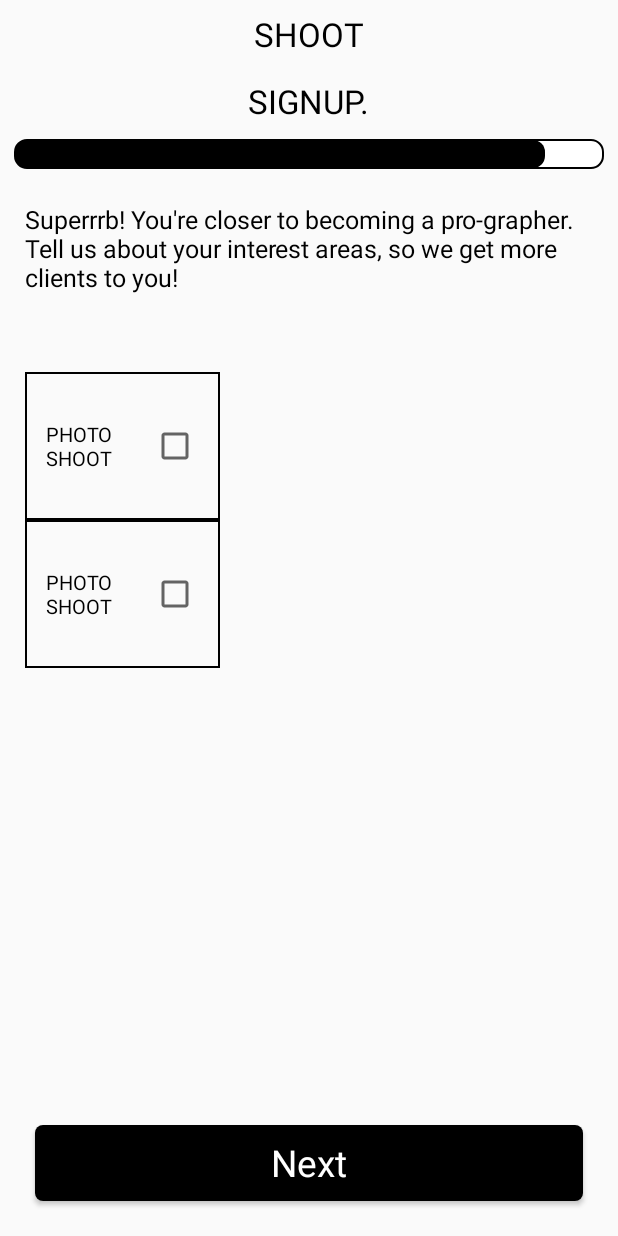
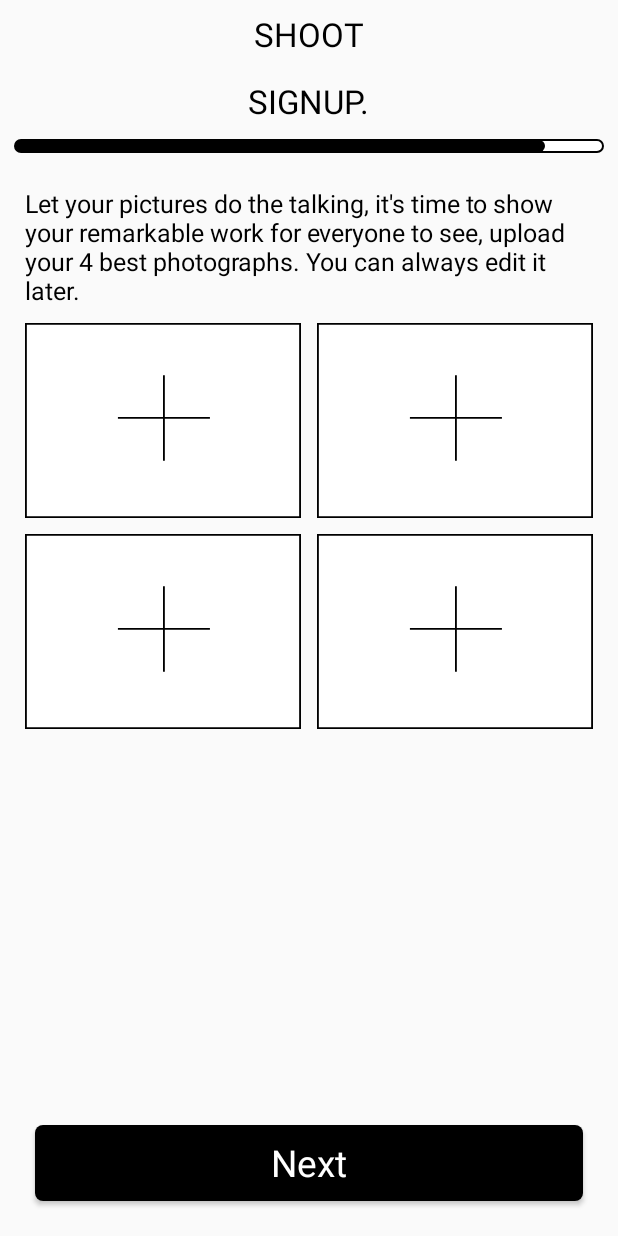
Before and after one commit to qwerty015/SHT01, an Android app: the BestImagesActivity screen opened directly, with no data from a screen before it, on a phone screen of 412 x 824 dp. Run offline under Robolectric (Android 15) with nearby library versions, the phone set to English and light mode, and no system bars; our stand-ins replace ButterKnife, sdp/ssp sizes; Roboto replaces fonts that are not available here; 2 statements that could not run were skipped.

Commit message:
feat: best image design

```diff
--- a/app/src/main/java/com/autohubtraining/autohub/scene/bestimages/BestImagesActivity.java
+++ b/app/src/main/java/com/autohubtraining/autohub/scene/bestimages/BestImagesActivity.java
@@ -2,18 +2,27 @@ package com.autohubtraining.autohub.scene.bestimages;
 
 import android.content.Intent;
 import android.os.Bundle;
-import android.support.v7.app.AppCompatActivity;
 import android.view.View;
+import android.widget.ImageView;
 
 import com.autohubtraining.autohub.R;
 import com.autohubtraining.autohub.scene.BaseActivity;
 import com.autohubtraining.autohub.scene.finalscreen.LastActivity;
 
+import butterknife.BindView;
 import butterknife.ButterKnife;
 import butterknife.OnClick;
 
 public class BestImagesActivity extends BaseActivity implements BestImagesContract.View {
 
+    @BindView(R.id.image1)
+    ImageView image1;
+    @BindView(R.id.image2)
+    ImageView image2;
+    @BindView(R.id.image3)
+    ImageView image3;
+    @BindView(R.id.image4)
+    ImageView image4;
     private BestImagesPresenter presenter;
 
     @Override
@@ -30,12 +39,20 @@ public class BestImagesActivity extends BaseActivity implements BestImagesContra
     }
 
 
-    @OnClick({R.id.nextBtn})
+    @OnClick({R.id.nextBtn, R.id.image1, R.id.image2, R.id.image3, R.id.image4})
     void onClickItems(View view) {
         int id = view.getId();
         switch (id) {
             case R.id.nextBtn:
                 presenter.onNextBtnClicked();
+                break;
+            case R.id.image1:
+                break;
+            case R.id.image2:
+                break;
+            case R.id.image3:
+                break;
+            case R.id.image4:
                 break;
         }
     }
--- a/app/src/main/res/layout/activity_best_images.xml
+++ b/app/src/main/res/layout/activity_best_images.xml
@@ -1,6 +1,5 @@
 <?xml version="1.0" encoding="utf-8"?>
 <LinearLayout xmlns:android="http://schemas.android.com/apk/res/android"
-    xmlns:app="http://schemas.android.com/apk/res-auto"
     xmlns:tools="http://schemas.android.com/tools"
     android:layout_width="match_parent"
     android:layout_height="match_parent"
@@ -30,68 +29,72 @@
         android:id="@+id/your_name_title"
         style="@style/pageInfo"
         android:layout_below="@+id/activeProgress"
-        android:text="@string/superrb" />
+        android:text="@string/best_images" />
+
 
 
     <LinearLayout
         android:layout_width="match_parent"
-        android:layout_height="0dp"
+        android:layout_height="wrap_content"
         android:layout_marginHorizontal="@dimen/_13sdp"
-        android:layout_marginTop="@dimen/_40sdp"
+        android:layout_marginTop="@dimen/_8sdp"
+        android:orientation="horizontal">
+
+        <ImageView
+            android:id="@+id/image1"
+            android:layout_width="0dp"
+            android:layout_height="@dimen/_100sdp"
             android:layout_weight="1"
-        android:orientation="vertical">
+            android:scaleType="fitXY"
+            android:src="@drawable/ic_best_image_placeholder" />
+
+        <View
+            android:layout_width="@dimen/_8sdp"
+            android:layout_height="@dimen/_8sdp" />
+
+        <ImageView
+            android:id="@+id/image2"
+            android:layout_width="0dp"
+            android:layout_height="@dimen/_100sdp"
+            android:layout_weight="1"
+            android:scaleType="fitXY"
+            android:src="@drawable/ic_best_image_placeholder" />
+    </LinearLayout>
+
+    <View
+        android:layout_width="wrap_content"
+        android:layout_height="@dimen/_8sdp" />
 
     <LinearLayout
-            android:layout_width="@dimen/_100sdp"
-            android:layout_height="@dimen/_76sdp"
-            android:background="@drawable/black_border"
-            android:gravity="center_vertical"
-            android:orientation="horizontal"
-            android:paddingHorizontal="@dimen/_11sdp">
+        android:layout_width="match_parent"
+        android:layout_height="0dp"
+        android:layout_weight="1"
+        android:layout_marginHorizontal="@dimen/_13sdp"
+        android:orientation="horizontal">
 
-            <com.autohubtraining.autohub.customview.CustomTextView
+        <ImageView
+            android:id="@+id/image3"
             android:layout_width="0dp"
-                android:layout_height="wrap_content"
+            android:layout_height="@dimen/_100sdp"
             android:layout_weight="1"
-                android:text="PHOTO SHOOT"
-                android:textColor="@color/colorBlack"
-                android:textSize="@dimen/_10ssp"
-                app:fontName="Montserrat_SemiBold" />
+            android:scaleType="fitXY"
+            android:src="@drawable/ic_best_image_placeholder" />
 
-            <CheckBox
-                android:id="@+id/photoShootCB"
-                android:layout_width="wrap_content"
-                android:layout_height="wrap_content" />
-        </LinearLayout>
+        <View
+            android:layout_width="@dimen/_8sdp"
+            android:layout_height="@dimen/_8sdp" />
 
-        <LinearLayout
-            android:layout_width="@dimen/_100sdp"
-            android:layout_height="@dimen/_76sdp"
-            android:background="@drawable/black_border"
-            android:gravity="center_vertical"
-            android:orientation="horizontal"
-            android:paddingHorizontal="@dimen/_11sdp">
-
-            <com.autohubtraining.autohub.customview.CustomTextView
+        <ImageView
+            android:id="@+id/image4"
             android:layout_width="0dp"
-                android:layout_height="wrap_content"
+            android:layout_height="@dimen/_100sdp"
             android:layout_weight="1"
-                android:text="PHOTO SHOOT"
-                android:textColor="@color/colorBlack"
-                android:textSize="@dimen/_10ssp"
-                app:fontName="Montserrat_SemiBold" />
-
-            <CheckBox
-                android:id="@+id/photoShootCB1"
-                android:layout_width="wrap_content"
-                android:layout_height="wrap_content" />
-        </LinearLayout>
-
+            android:scaleType="fitXY"
+            android:src="@drawable/ic_best_image_placeholder" />
     </LinearLayout>
 
     <com.autohubtraining.autohub.customview.CustomButton
         android:id="@+id/nextBtn"
         style="@style/blackButton"
-        android:layout_marginTop="@dimen/_60sdp"
         android:text="@string/next" />
 </LinearLayout>
--- a/app/src/main/res/layout/activity_onboarding.xml
+++ b/app/src/main/res/layout/activity_onboarding.xml
@@ -25,7 +25,7 @@
         android:layout_height="wrap_content"
         android:layout_alignParentBottom="true"
         android:layout_marginHorizontal="@dimen/margin30"
-        android:layout_marginBottom="-50dp"
+        android:layout_marginBottom="@dimen/_minus35sdp"
         android:background="@drawable/border_image"
         android:gravity="center"
         android:orientation="vertical"
--- a/app/src/main/res/values/styles.xml
+++ b/app/src/main/res/values/styles.xml
@@ -41,7 +41,7 @@
 
     <style name="appProgressBar" parent="android:Widget.ProgressBar.Horizontal">
         <item name="android:layout_width">match_parent</item>
-        <item name="android:layout_height">wrap_content</item>
+        <item name="android:layout_height">@dimen/_7sdp</item>
         <item name="android:layout_marginTop">@dimen/_8sdp</item>
         <item name="android:layout_marginLeft">@dimen/_7sdp</item>
         <item name="android:layout_marginRight">@dimen/_7sdp</item>
```
Lines whose indentation alone changed are shown as unchanged.
